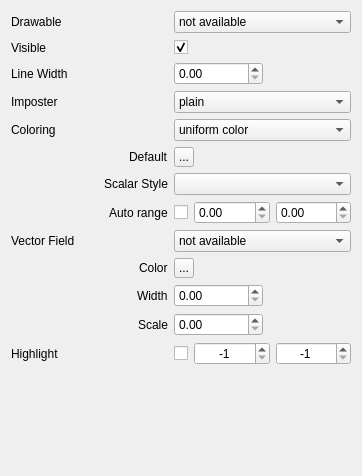
The window that applications/Mapple/widgets/widget_drawable_lines.ui (LiangliangNan/Easy3D) describes before a commit, drawn with Qt 5.
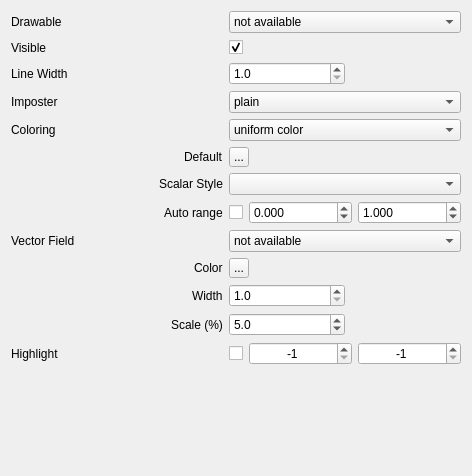
The same window after the commit. Icons and pictures are not drawn.

Commit message: scalar value ranges are restricted

```diff
--- a/applications/Mapple/widgets/widget_drawable_lines.ui
+++ b/applications/Mapple/widgets/widget_drawable_lines.ui
@@ -6,7 +6,7 @@
    <rect>
     <x>0</x>
     <y>0</y>
-    <width>362</width>
+    <width>472</width>
     <height>476</height>
    </rect>
   </property>
@@ -121,6 +121,15 @@
            <height>0</height>
           </size>
          </property>
+         <property name="decimals">
+          <number>1</number>
+         </property>
+         <property name="minimum">
+          <double>1.000000000000000</double>
+         </property>
+         <property name="value">
+          <double>1.000000000000000</double>
+         </property>
         </widget>
        </item>
        <item>
@@ -365,6 +374,15 @@
            <height>0</height>
           </size>
          </property>
+         <property name="decimals">
+          <number>3</number>
+         </property>
+         <property name="minimum">
+          <double>-999999999999.000000000000000</double>
+         </property>
+         <property name="maximum">
+          <double>999999999999.000000000000000</double>
+         </property>
         </widget>
        </item>
        <item row="0" column="2">
@@ -381,6 +399,18 @@
            <height>0</height>
           </size>
          </property>
+         <property name="decimals">
+          <number>3</number>
+         </property>
+         <property name="minimum">
+          <double>-999999999999.000000000000000</double>
+         </property>
+         <property name="maximum">
+          <double>999999999999.000000000000000</double>
+         </property>
+         <property name="value">
+          <double>1.000000000000000</double>
+         </property>
         </widget>
        </item>
        <item row="0" column="0">
@@ -542,6 +572,18 @@
            <height>0</height>
           </size>
          </property>
+         <property name="decimals">
+          <number>1</number>
+         </property>
+         <property name="minimum">
+          <double>1.000000000000000</double>
+         </property>
+         <property name="maximum">
+          <double>20.000000000000000</double>
+         </property>
+         <property name="value">
+          <double>1.000000000000000</double>
+         </property>
         </widget>
        </item>
        <item>
@@ -580,7 +622,7 @@
        <item alignment="Qt::AlignRight">
         <widget class="QLabel" name="labelVectorFieldScale">
          <property name="text">
-          <string>Scale</string>
+          <string>Scale (%)</string>
          </property>
         </widget>
        </item>
@@ -605,6 +647,18 @@
            <height>0</height>
           </size>
          </property>
+         <property name="decimals">
+          <number>1</number>
+         </property>
+         <property name="minimum">
+          <double>0.100000000000000</double>
+         </property>
+         <property name="maximum">
+          <double>50.000000000000000</double>
+         </property>
+         <property name="value">
+          <double>5.000000000000000</double>
+         </property>
         </widget>
        </item>
        <item>
```
The commit also changes 2 other files.
